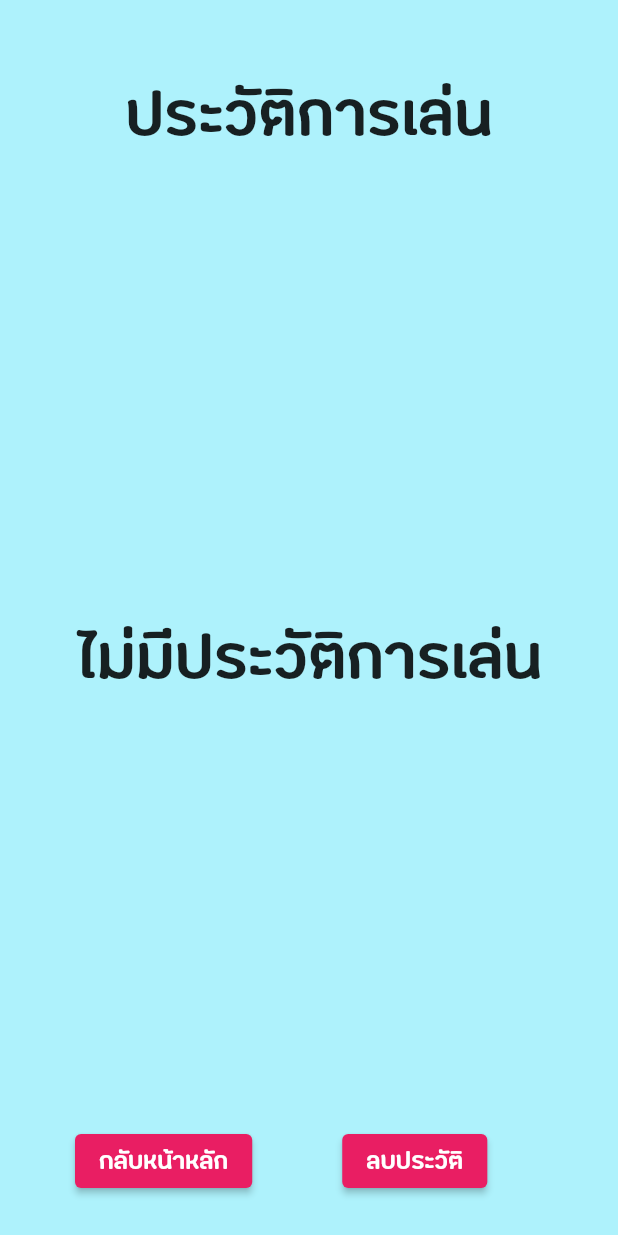
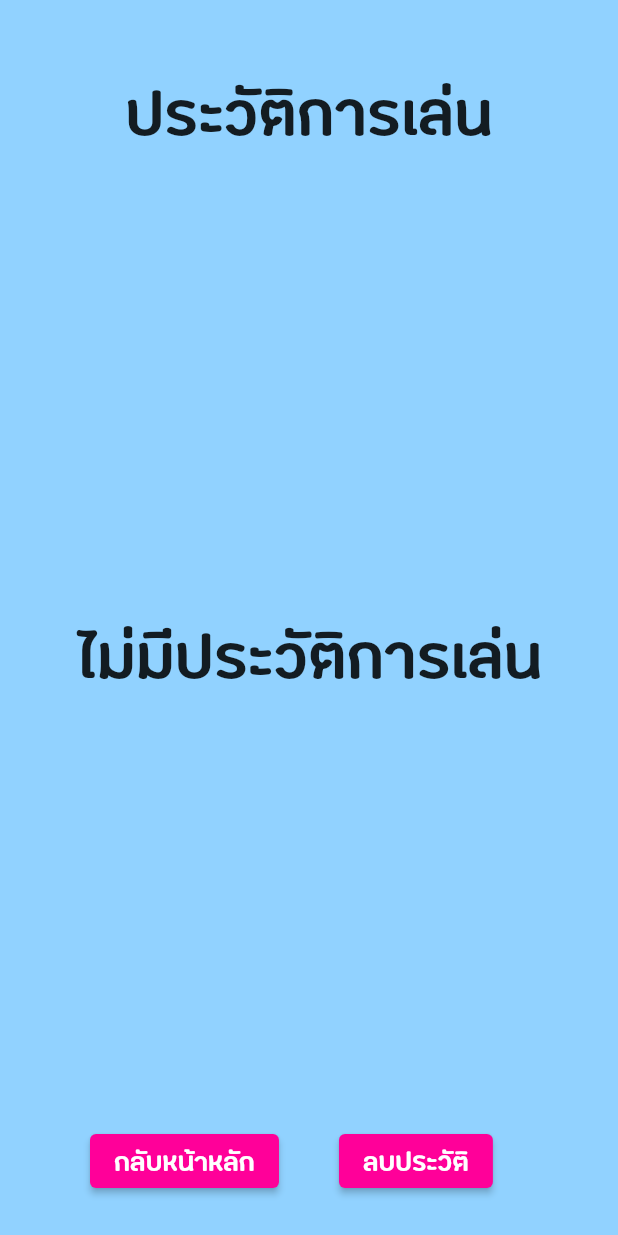
Before and after one commit to guideeeeeee/Emotional-Guessing, a Flutter app: the screen it shows after launch, after a tap on "ตกลง", after a tap on "ประวัติการเล่น", on a phone screen of 412 x 824 dp. Run offline on Flutter 3.47's test engine with Material 2 defaults, Android fonts, the phone set to English and light mode, and no system bars; our stand-ins replace sembast.

Commit message:
final 99%

```diff
--- a/mobileapp/lib/main.dart
+++ b/mobileapp/lib/main.dart
@@ -14,9 +14,10 @@ class MyApp extends StatelessWidget {
   @override
   Widget build(BuildContext context) {
     return MultiProvider(
-      providers:[ChangeNotifierProvider<replay>(
-        create: (context) => replay()),
-        ChangeNotifierProvider(create: (context) => PlayerName('yourname')),],
+      providers: [
+        ChangeNotifierProvider<replay>(create: (context) => replay()),
+        ChangeNotifierProvider(create: (context) => PlayerName('yourname')),
+      ],
       child: MaterialApp(
         debugShowCheckedModeBanner: false,
         title: 'Flutter Demo',
@@ -43,7 +44,7 @@ class _SplashState extends State<Splash> {
   @override
   Widget build(BuildContext context) {
     final backgroundColor =
-        isDarkMode ? Color.fromARGB(255, 174, 242, 252) : Colors.white;
+        isDarkMode ? Color.fromARGB(255, 145, 210, 255) : Colors.white;
     Offset distance = isPressed ? const Offset(10, 10) : const Offset(28, 28);
     double blur = isPressed ? 5.0 : 30.0;
 
@@ -69,7 +70,7 @@ class _SplashState extends State<Splash> {
                         blurRadius: blur,
                         offset: -distance,
                         color: isDarkMode
-                            ? Color.fromARGB(255, 199, 246, 253)
+                            ? Color.fromARGB(142, 207, 255, 250)
                             : Colors.transparent,
                         spreadRadius: isPressed ? 5 : -10,
                       ),
@@ -96,7 +97,7 @@ class _SplashState extends State<Splash> {
                               'ข้อแนะนำ\n\n1.กำหนดเวลาเล่น: กำหนดเวลาเล่นเกมเพื่อป้องกันการใช้เวลาเกินไปและให้เด็กมีเวลาที่เหลือในวันสำหรับกิจกรรมอื่นๆ\n\n2.ติดตามและสนับสนุน: สนับสนุนและสนใจในการเล่นเกมของเด็ก สอบถามเกี่ยวกับประสบการณ์ในเกมและเรียนรู้เกี่ยวกับทักษะที่พัฒนาขึ้นจากการเล่น\n\n3.ติดต่อผู้เชี่ยวชาญ: พูดคุยกับผู้เชี่ยวชาญเพื่อขอคำปรึกษาเพิ่มเติมเกี่ยวกับการเล่นเกมทายอารมณ์ในเด็กออทิสติกเทียม\n\nควรใช้ข้อแนะนำเหล่านี้เป็นแนวทางเพื่อดูแลและ\nกำกับการเล่นเกมของเด็กออทิสติกเทียมอย่างเหมาะสม\nแต่คุณควรพิจารณาตามสภาพความพร้อมและความต้องการ\nของเด็กเนื่องจากทุกเด็กออทิสติกเทียมอาจมีความแตกต่างกันไป\n\n',
                               style: TextStyle(
                                 fontFamily: 'FC Lamoon',
-                                fontSize: 20,
+                                fontSize: 20.5,
                                 fontWeight: FontWeight.bold,
                                 color: isDarkMode
                                     ? Color.fromARGB(255, 18, 17, 17)
@@ -117,12 +118,21 @@ class _SplashState extends State<Splash> {
                             onPressed: () {
                               Navigator.pushReplacement(
                                 context,
-                              MaterialPageRoute(
-                                  builder: (context) => user()),
+                                MaterialPageRoute(builder: (context) => user()),
                               );
                             },
-                            child: Text('ตกลง',style: TextStyle(
-                                fontFamily: 'FC Lamoon',fontSize: 20)) ,
+                            style: ButtonStyle(
+                              backgroundColor: MaterialStateProperty.all<Color>(
+                                  Color.fromARGB(255, 255, 0, 153)), // กำหนดสีเป็นสีชมพู
+                            ),
+                            child: Text(
+                              'ตกลง',
+                              style: TextStyle(
+                                fontFamily: 'FC Lamoon',
+                                fontWeight: FontWeight.bold,
+                                fontSize: 24,
+                              ),
+                            ),
                           ),
                         ),
                       ),
--- a/mobileapp/lib/record/record.dart
+++ b/mobileapp/lib/record/record.dart
@@ -30,7 +30,7 @@ class _recordState extends State<record> {
               width: double.infinity,
               height: double.infinity,
               decoration: BoxDecoration(
-                color: Color.fromARGB(255, 174, 242, 252),
+                color: Color.fromARGB(255, 145, 210, 255),
               ),
             ),
             Column(
@@ -72,7 +72,7 @@ class _recordState extends State<record> {
                           String timeused =
                               '${minutes.toString().padLeft(2, '0')}:${seconds.toString().padLeft(2, '0')}';
                           return Card(
-                            color: Colors.pink,
+                            color: Color.fromARGB(255, 255, 255, 181),
                             elevation: 5,
                             margin: const EdgeInsets.symmetric(
                                 vertical: 3.5, horizontal: 5),
@@ -86,14 +86,14 @@ class _recordState extends State<record> {
                                     ),
                                   )),
                               title: Text(replayAll.name,
-                                  style: TextStyle(color: Colors.white)),
+                                  style: TextStyle(color: Colors.black)),
                               subtitle: Text(replayAll.dateandTime.toString(),
-                                  style: TextStyle(color: Colors.white)),
+                                  style: TextStyle(color: Colors.black)),
                               trailing: Text(
                                   replayAll.level +
                                       "\nใช้เวลา " +
                                       timeused,
-                                  style: TextStyle(color: Colors.white)),
+                                  style: TextStyle(color: Colors.black)),
                             ),
                           );
                         });
@@ -104,7 +104,7 @@ class _recordState extends State<record> {
                   child: Row(
                     children: [
                       SizedBox(
-                        width: 50,
+                        width: 60,
                       ),
                       ElevatedButton(
                           onPressed: () {
@@ -118,14 +118,14 @@ class _recordState extends State<record> {
                             style: TextStyle(
                                 fontFamily: 'FC Lamoon',
                                 fontWeight: FontWeight.bold,
-                                fontSize: 22),
+                                fontSize: 24),
                           ),
                           style: ButtonStyle(
                             backgroundColor:
-                                MaterialStateProperty.all<Color>(Colors.pink),
+                                MaterialStateProperty.all<Color>(Color.fromARGB(255, 255, 0, 153)),
                           )),
                       SizedBox(
-                        width: 60,
+                        width: 40,
                       ),
                       ElevatedButton(
                           onPressed: () {
@@ -163,11 +163,11 @@ class _recordState extends State<record> {
                             style: TextStyle(
                                 fontFamily: 'FC Lamoon',
                                 fontWeight: FontWeight.bold,
-                                fontSize: 22),
+                                fontSize: 24),
                           ),
                           style: ButtonStyle(
                             backgroundColor:
-                                MaterialStateProperty.all<Color>(Colors.pink),
+                                MaterialStateProperty.all<Color>(Color.fromARGB(255, 255, 0, 153)),
                           )),
                     ],
                   ),
--- a/mobileapp/lib/user.dart
+++ b/mobileapp/lib/user.dart
@@ -32,7 +32,7 @@ class _userState extends State<user> {
                   width: double.infinity,
                   height: double.infinity,
                   decoration:
-                      BoxDecoration(color: Color.fromARGB(255, 174, 242, 252)),
+                      BoxDecoration(color: Color.fromARGB(255, 145, 209, 255)),
                     child: Column(
                       mainAxisAlignment: MainAxisAlignment.center,
                       children: [
@@ -56,11 +56,11 @@ class _userState extends State<user> {
                             style: TextStyle(
                                 fontFamily: 'FC Lamoon',
                                 fontWeight: FontWeight.bold,
-                                fontSize: 22),
+                                fontSize: 24),
                           ),
                           style: ButtonStyle(
                             backgroundColor: MaterialStateProperty.all<Color>(
-                                Colors.pink), // change the color here
+                                Color.fromARGB(255, 255, 0, 153)), // change the color here
                           ),
                         ),
                         SizedBox(height: 16),
@@ -77,11 +77,11 @@ class _userState extends State<user> {
                               style: TextStyle(
                                   fontFamily: 'FC Lamoon',
                                   fontWeight: FontWeight.bold,
-                                  fontSize: 22),
+                                  fontSize: 24),
                             ),
                             style: ButtonStyle(
                               backgroundColor:
-                                  MaterialStateProperty.all<Color>(Colors.pink),
+                                  MaterialStateProperty.all<Color>(Color.fromARGB(255, 255, 0, 153)),
                             ))
                       ],
                     ),
```
Also changed, not shown: mobileapp/lib/game/inGame/QuizScreen.dart (+11 -8 lines), mobileapp/lib/game/inGame/QuizScreen2.dart (+13 -18 lines), mobileapp/lib/game/inGame/QuizScreen3.dart (+12 -8 lines), mobileapp/lib/game/inGame/levelpage.dart (+6 -6 lines), mobileapp/lib/proflie/editname2.dart (+7 -5 lines). Lines whose indentation alone changed are shown as unchanged.
